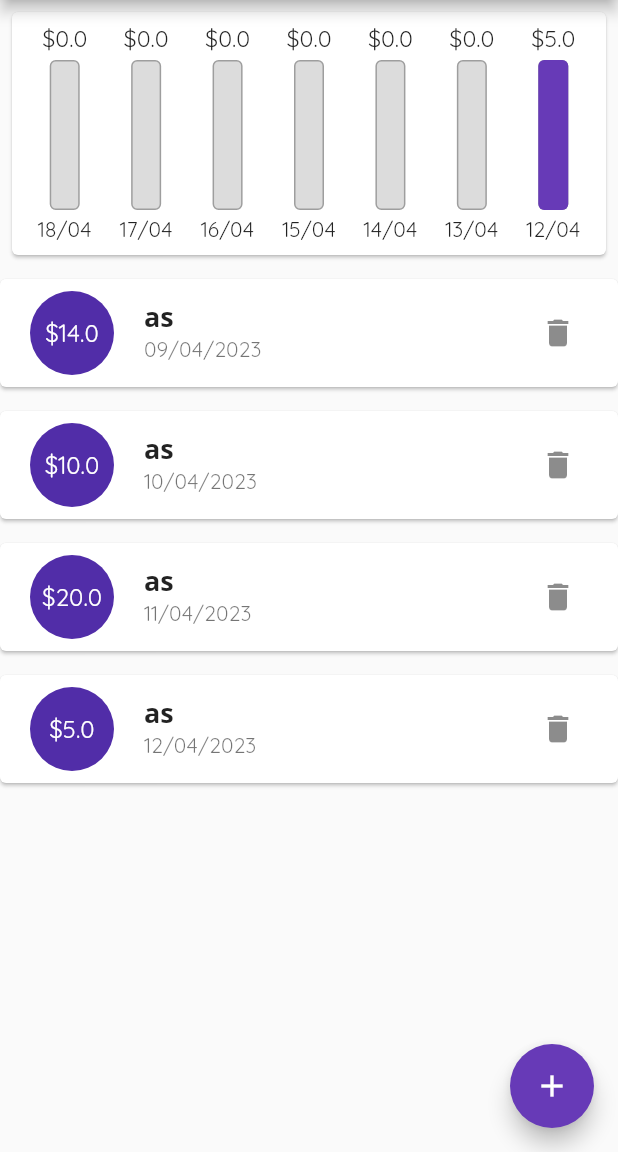
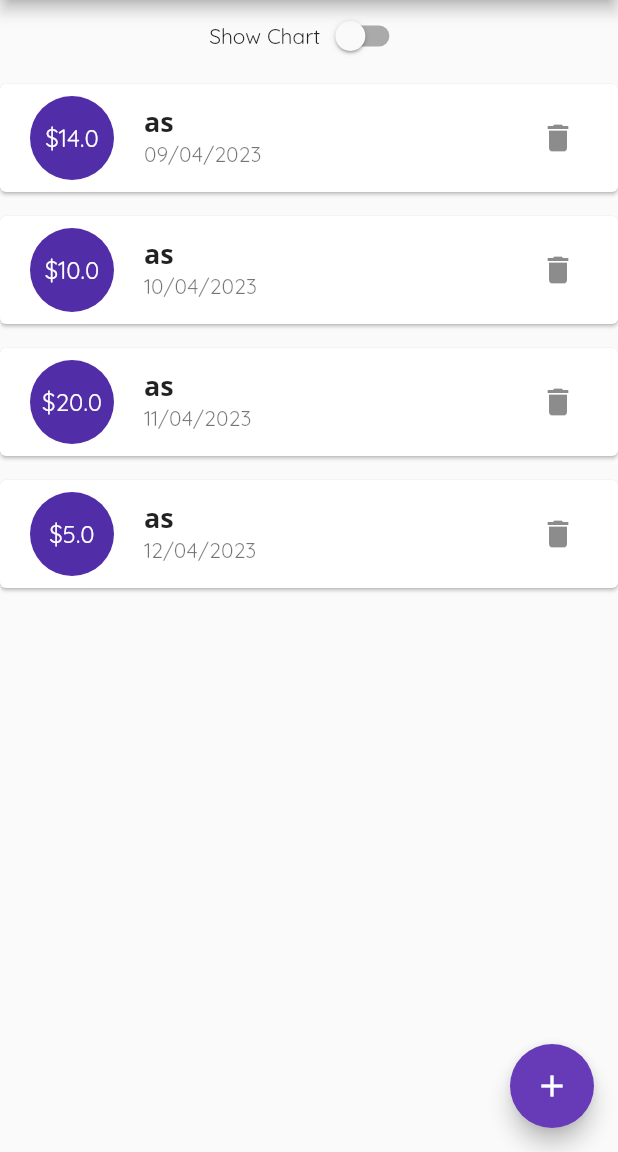
Before and after one commit to ducvt97/learn-flutter, a Flutter app: the screen it shows after launch, on a phone screen of 412 x 824 dp, the part 84-1236 px from its top. Run offline on Flutter 3.47's test engine with Material 2 defaults, Android fonts, the phone set to English and light mode, and no system bars.

Commit message:
Update Responsive for Personal Expenses app

```diff
--- a/personal_expenses/lib/main.dart
+++ b/personal_expenses/lib/main.dart
@@ -61,6 +61,7 @@ class _MyHomePageState extends State<MyHomePage> {
     Transaction(title: 'as', amount: 20, date: DateTime(2023, 4, 11)),
     Transaction(title: 'as', amount: 5, date: DateTime(2023, 4, 12)),
   ];
+  bool _showChart = false;
 
   void _addNewTransaction(String title, double amount, DateTime date) {
     final newTransaction = Transaction(
@@ -89,8 +90,7 @@ class _MyHomePageState extends State<MyHomePage> {
 
   @override
   Widget build(BuildContext context) {
-    return Scaffold(
-      appBar: AppBar(
+    final appBar = AppBar(
       title: const Text('Personal Expenses App'),
       actions: [
         IconButton(
@@ -100,36 +100,45 @@ class _MyHomePageState extends State<MyHomePage> {
           icon: const Icon(Icons.add),
         ),
       ],
-      ),
+    );
+
+    return Scaffold(
+      appBar: appBar,
       body: SingleChildScrollView(
         child: Column(
           children: [
-            Container(
+            Row(
+              mainAxisAlignment: MainAxisAlignment.center,
+              children: [
+                const Text('Show Chart'),
+                Switch(
+                  value: _showChart,
+                  onChanged: (value) {
+                    setState(() {
+                      _showChart = value;
+                    });
+                  },
+                ),
+              ],
+            ),
+            _showChart
+                ? SizedBox(
+                    height: (MediaQuery.of(context).size.height -
+                            MediaQuery.of(context).padding.top -
+                            appBar.preferredSize.height) *
+                        0.7,
                     width: double.infinity,
                     child: Chart(transactions: _transactions),
-            ),
-            _transactions.isNotEmpty
-                ? Column(
-                    children: [
-                      TransactionList(
+                  )
+                : SizedBox(
+                    height: (MediaQuery.of(context).size.height -
+                            MediaQuery.of(context).padding.top -
+                            appBar.preferredSize.height) *
+                        0.7,
+                    child: TransactionList(
                       transactions: _transactions,
                       deleteTransaction: _deleteTransaction,
                     ),
-                    ],
-                  )
-                : Column(
-                    children: [
-                      Text('No transaction added yet!!',
-                          style: Theme.of(context).textTheme.titleMedium),
-                      Container(
-                        margin: const EdgeInsets.only(top: 16),
-                        height: 200,
-                        child: Image.asset(
-                          'assets/images/waiting.png',
-                          fit: BoxFit.cover,
-                        ),
-                      ),
-                    ],
                   ),
           ],
         ),
--- a/personal_expenses/lib/widgets/chart.dart
+++ b/personal_expenses/lib/widgets/chart.dart
@@ -50,11 +50,13 @@ class Chart extends StatelessWidget {
           mainAxisAlignment: MainAxisAlignment.spaceBetween,
           children: [
             ..._groupedAmount.map(
-              (item) => ChartBar(
-                label: item['day'],
-                amount: item['amount'],
-                percentage:
-                    _totalAmount == 0 ? 0 : item['amount'] / _totalAmount,
+              (item) => Expanded(
+                child: ChartBar(
+                  label: item['day'],
+                  amount: item['amount'],
+                  percentage:
+                      _totalAmount == 0 ? 0 : item['amount'] / _totalAmount,
+                ),
               ),
             ),
           ],
--- a/personal_expenses/lib/widgets/chart_bar.dart
+++ b/personal_expenses/lib/widgets/chart_bar.dart
@@ -12,20 +12,22 @@ class ChartBar extends StatelessWidget {
 
   @override
   Widget build(BuildContext context) {
-    return Expanded(
-      child: Column(
+    return LayoutBuilder(
+      builder: (ctx, constraints) {
+        return Column(
           children: [
-          Container(
-            height: 20,
+            SizedBox(
+              height: constraints.maxHeight * 0.15,
               child: FittedBox(
+                fit: BoxFit.scaleDown,
                 child: Text('\$$amount'),
               ),
             ),
-          const SizedBox(
-            height: 4,
+            SizedBox(
+              height: constraints.maxHeight * 0.05,
             ),
             SizedBox(
-            height: 100,
+              height: constraints.maxHeight * 0.6,
               width: 20,
               child: Stack(
                 alignment: Alignment.bottomCenter,
@@ -43,19 +45,27 @@ class ChartBar extends StatelessWidget {
                     child: Container(
                       decoration: BoxDecoration(
                         color: Theme.of(context).primaryColor,
-                      borderRadius: const BorderRadius.all(Radius.circular(4)),
+                        borderRadius:
+                            const BorderRadius.all(Radius.circular(4)),
                       ),
                     ),
                   )
                 ],
               ),
             ),
-          const SizedBox(
-            height: 4,
+            SizedBox(
+              height: constraints.maxHeight * 0.05,
             ),
-          Text(label),
+            SizedBox(
+              height: constraints.maxHeight * 0.15,
+              child: FittedBox(
+                fit: BoxFit.scaleDown,
+                child: Text(label),
+              ),
+            ),
           ],
-      ),
+        );
+      },
     );
   }
 }
--- a/personal_expenses/lib/widgets/transaction_list.dart
+++ b/personal_expenses/lib/widgets/transaction_list.dart
@@ -10,15 +10,27 @@ class TransactionList extends StatelessWidget {
 
   @override
   Widget build(BuildContext context) {
-    return SizedBox(
-      height: 400,
-      child: ListView.builder(
+    return transactions.isEmpty
+        ? LayoutBuilder(
+            builder: (ctx, constraints) => Column(children: [
+              Text('No transaction added yet!!',
+                  style: Theme.of(context).textTheme.titleMedium),
+              Container(
+                margin: const EdgeInsets.only(top: 16),
+                height: constraints.maxHeight * 0.6,
+                child: Image.asset(
+                  'assets/images/waiting.png',
+                  fit: BoxFit.cover,
+                ),
+              ),
+            ]),
+          )
+        : ListView.builder(
             itemBuilder: (context, index) => TransactionItem(
               transaction: transactions[index],
               deleteTransaction: () => deleteTransaction(index),
             ),
             itemCount: transactions.length,
-      ),
           );
   }
 }
```
Lines whose indentation alone changed are shown as unchanged.
